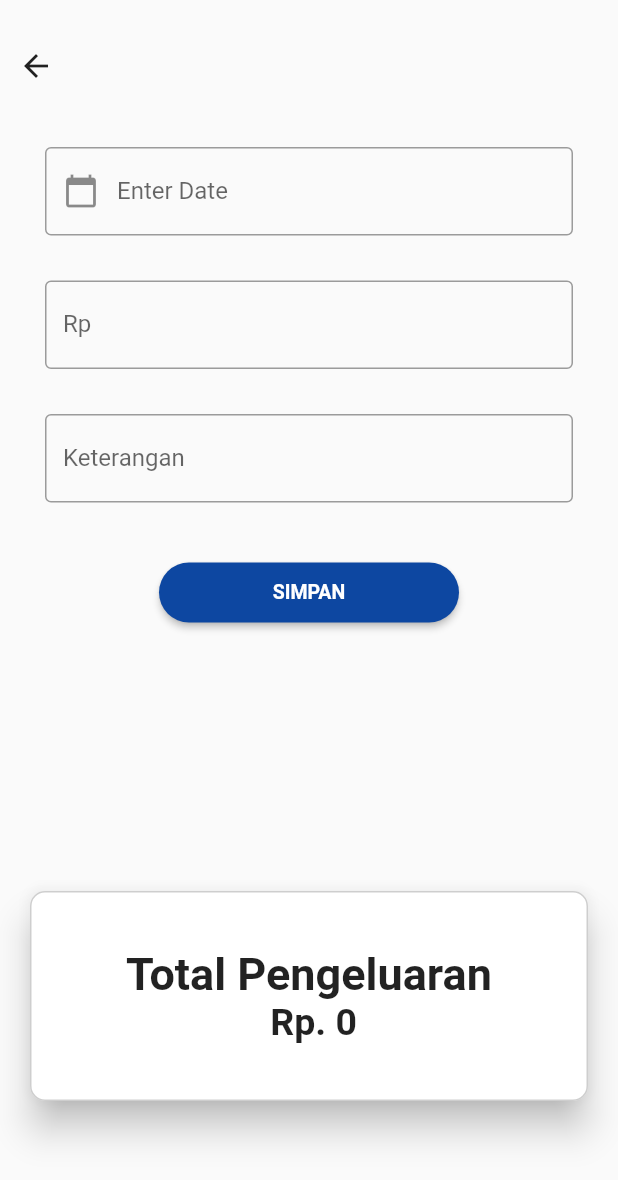
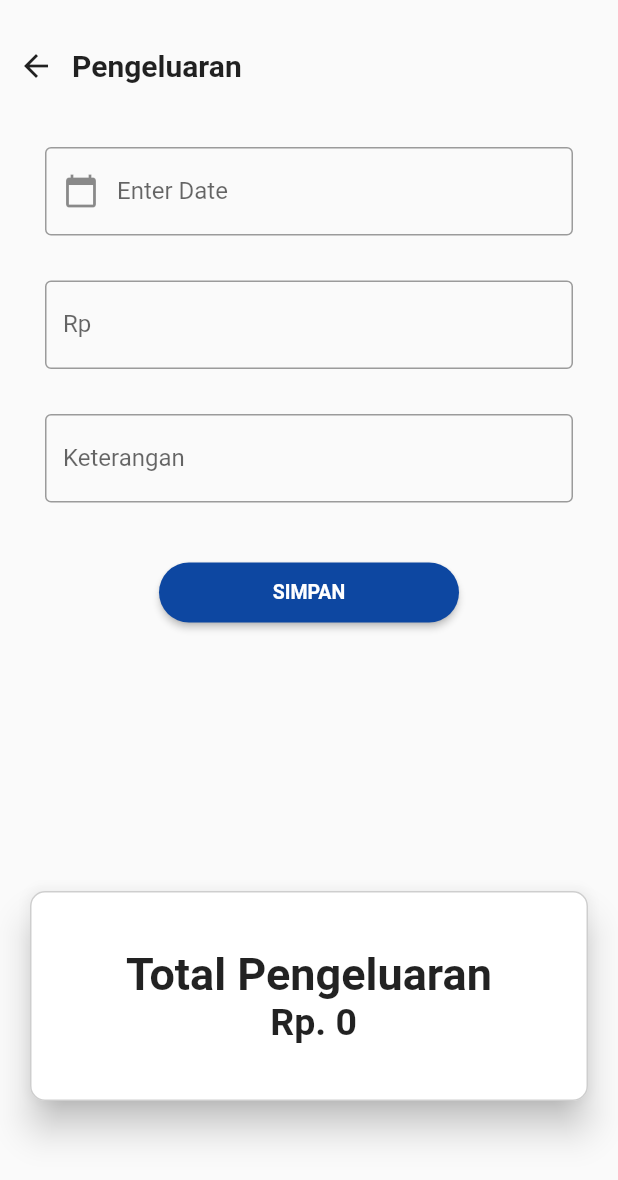
Before and after one commit to Yusufanwar15/AplikasiKas, a Flutter app: the screen it shows after launch, after a tap on "Pengeluaran", on a phone screen of 412 x 824 dp. Shown: the top 1180 px of the screen. Run offline on Flutter 3.47's test engine with Material 2 defaults, Android fonts, the phone set to English and light mode, and no system bars; our stand-ins replace cloud_firestore, firebase_core; accounts and stored records are empty.

Commit message:
Update Tampilan

```diff
--- a/lib/screen/dashboard_screen.dart
+++ b/lib/screen/dashboard_screen.dart
@@ -32,6 +32,7 @@ class _dashboard_screenState extends State<dashboard_screen> {
               Container(
                 margin: EdgeInsets.only(top: 120, left: 20, right: 20),
                 height: 150,
+                width: double.infinity,
                 child: Card(
                   elevation: 10,
                   color: Colors.white,
@@ -42,13 +43,18 @@ class _dashboard_screenState extends State<dashboard_screen> {
                         color: Colors.grey.withOpacity(0.5),
                       )),
 
-                  child: Row(
+                  child: Column(
                     mainAxisAlignment: MainAxisAlignment.center,
                     children: [
                       Text(
                         'Total Kas',
                         style: const TextStyle(
-                            fontWeight: FontWeight.bold, fontSize: 18),
+                            fontWeight: FontWeight.bold, fontSize: 25),
+                      ),
+                      Text(
+                        'Rp.  ',
+                        style: const TextStyle(
+                            fontWeight: FontWeight.bold, fontSize: 20),
                       ),
                     ],
                   ),
--- a/lib/screen/pengeluaran.dart
+++ b/lib/screen/pengeluaran.dart
@@ -109,6 +109,8 @@ class _PengeluaranState extends State<Pengeluaran> {
               SizedBox(
                 height: 20,
               ),
+              Row(
+                children: [
                   Container(
                     alignment: Alignment.centerLeft,
                     child: IconButton(
@@ -120,6 +122,15 @@ class _PengeluaranState extends State<Pengeluaran> {
                                 builder: (context) => dashboard_screen()));
                       },
                     ),
+                  ),
+                  Text(
+                  'Pengeluaran',
+                  style: TextStyle(
+                    fontWeight: FontWeight.bold,
+                    fontSize: 20,
+                  ),
+                ),
+                ],
               ),
               Container(
                 margin: EdgeInsets.all(30),
--- a/lib/screen/tambah_anggota.dart
+++ b/lib/screen/tambah_anggota.dart
@@ -41,7 +41,7 @@ class _TambahAnggotaState extends State<TambahAnggota> {
                       },
                     ),
                   ),
-                  Text('Tambah Anggota', textAlign: TextAlign.center, style: TextStyle(fontWeight: FontWeight.bold, fontSize: 30),)
+                  Text('Tambah Anggota', textAlign: TextAlign.center, style: TextStyle(fontWeight: FontWeight.bold, fontSize: 20),)
                 ],
               ),
 
@@ -107,7 +107,7 @@ class _TambahAnggotaState extends State<TambahAnggota> {
                   onPressed: () {
                     if (_formKey.currentState!.validate()) {
                       Navigator.of(context).push(
-                          MaterialPageRoute(builder: (_) => TambahAnggota()));
+                          MaterialPageRoute(builder: (_) => Anggota()));
 
                       users.add({
                         'name': nameController.text,
```
Also changed, not shown: lib/screen/anggota.dart (+11 -0 lines), lib/screen/pemasukan.dart (+11 -0 lines). Lines whose indentation alone changed are shown as unchanged.
